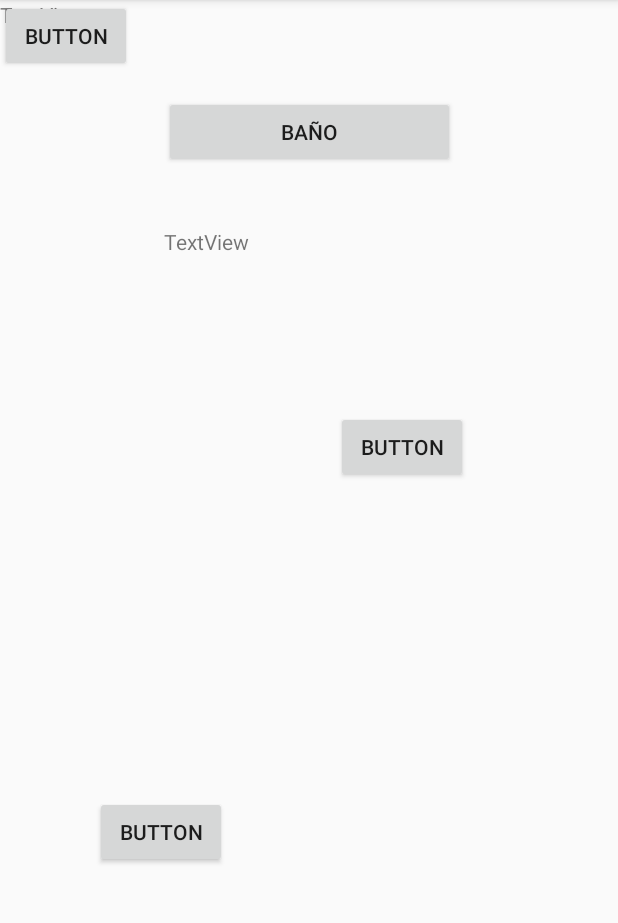
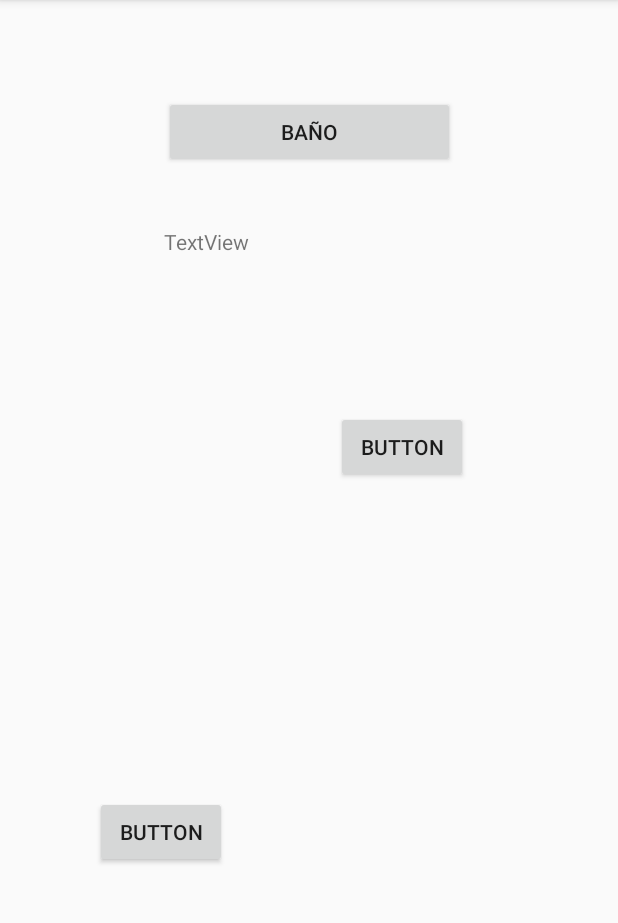
Before and after one commit to juanda0097/Spikec, an Android app: the ejemplo screen opened directly, with no data from a screen before it, on a phone screen of 412 x 824 dp, the part 84-1007 px from its top. Run offline under Robolectric (Android 15) with nearby library versions, the phone set to English and light mode, and no system bars.

Commit message:
Revert "cuarto commit"
This reverts commit b7b239e7ea3a972ec4ac058e8451250e87aec2af.

```diff
--- a/app/src/main/res/layout/activity_ejemplo.xml
+++ b/app/src/main/res/layout/activity_ejemplo.xml
@@ -55,20 +55,4 @@
         android:layout_marginLeft="224dp"
         android:layout_marginTop="274dp"
         android:layout_marginStart="224dp" />
-
-    <Button
-        android:id="@+id/button3"
-        android:layout_width="wrap_content"
-        android:layout_height="wrap_content"
-        android:text="Button"
-        tools:layout_editor_absoluteX="146dp"
-        tools:layout_editor_absoluteY="399dp" />
-
-    <TextView
-        android:id="@+id/textView3"
-        android:layout_width="wrap_content"
-        android:layout_height="wrap_content"
-        android:text="TextView"
-        tools:layout_editor_absoluteX="151dp"
-        tools:layout_editor_absoluteY="353dp" />
 </android.support.constraint.ConstraintLayout>
```
